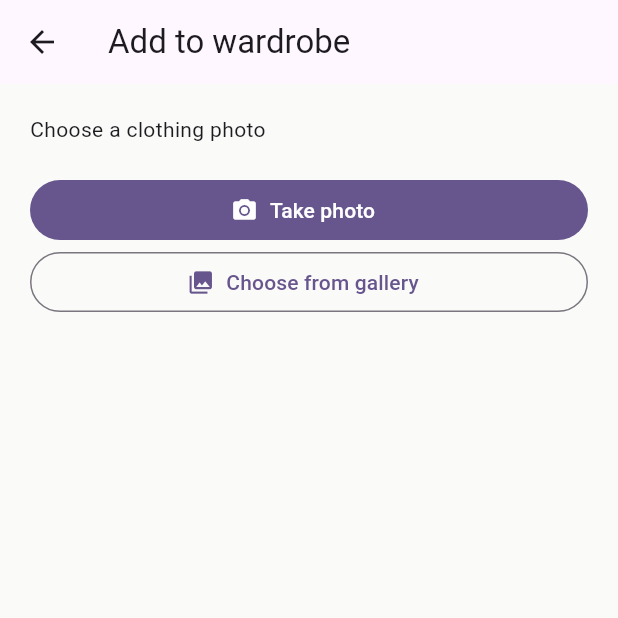
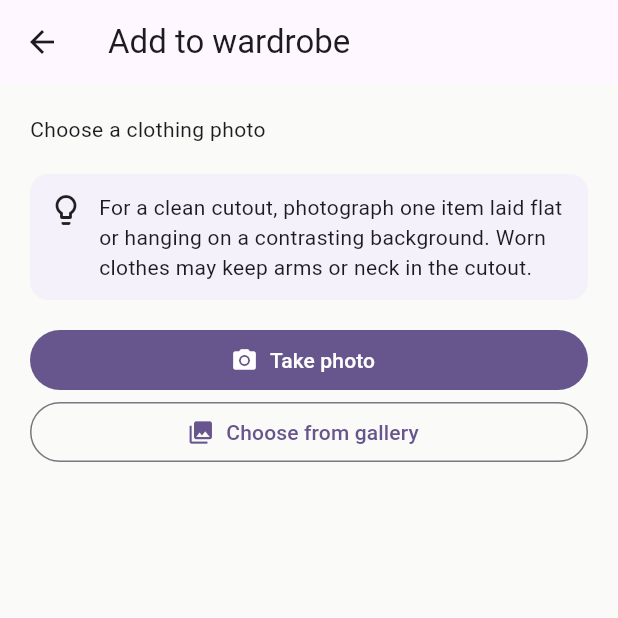
Before and after one commit to AmeyaSingh23/DRIP, a Flutter app: the UploadScreen screen opened directly with empty values, after a tap on "Take photo", on a phone screen of 412 x 824 dp, the top half of it. Run offline on Flutter 3.47's test engine with Material 3 defaults, Android fonts, the phone set to English and light mode, and no system bars; our stand-ins replace dio, flutter_riverpod, flutter_secure_storage, go_router, image_cropper, image_picker and 1 more; missing offline and left inert: a package; accounts and stored records are empty.

Commit message:
Improve wardrobe capture and review

```diff
--- a/flutter/lib/features/wardrobe/domain/clothing_item_draft.dart
+++ b/flutter/lib/features/wardrobe/domain/clothing_item_draft.dart
@@ -10,10 +10,12 @@ class ClothingItemDraft {
     this.isUniform = false,
     this.itemName,
     this.tags = const [],
-    this.confidence = 0,
+    this.aiConfidence = 0,
+    this.userVerified = false,
   });
 
-  factory ClothingItemDraft.fromJson(Map<String, dynamic> json) => ClothingItemDraft(
+  factory ClothingItemDraft.fromJson(Map<String, dynamic> json) =>
+      ClothingItemDraft(
         id: json['id'] as String,
         cloudinaryUrl: json['cloudinary_url'] as String,
         category: json['category'] as String? ?? 'Custom',
@@ -24,7 +26,11 @@ class ClothingItemDraft {
         isUniform: json['is_uniform'] as bool? ?? false,
         itemName: json['item_name'] as String?,
         tags: (json['tags'] as List<dynamic>? ?? const []).cast<String>(),
-        confidence: (json['confidence'] as num?)?.toDouble() ?? 0,
+        aiConfidence:
+            (json['ai_confidence'] as num?)?.toDouble() ??
+            (json['confidence'] as num?)?.toDouble() ??
+            0,
+        userVerified: json['user_verified'] as bool? ?? false,
       );
 
   final String id;
@@ -37,5 +43,6 @@ class ClothingItemDraft {
   final bool isUniform;
   final String? itemName;
   final List<String> tags;
-  final double confidence;
+  final double aiConfidence;
+  final bool userVerified;
 }
--- a/flutter/lib/features/wardrobe/presentation/upload_screen.dart
+++ b/flutter/lib/features/wardrobe/presentation/upload_screen.dart
@@ -11,6 +11,7 @@ import 'package:path_provider/path_provider.dart';
 import '../../../core/network/api_client.dart';
 import '../data/wardrobe_repository.dart';
 import '../domain/clothing_item_draft.dart';
+import 'cutout_editor_screen.dart';
 
 class UploadScreen extends StatefulWidget {
   const UploadScreen({required this.token, super.key});
@@ -39,23 +40,39 @@ class _UploadScreenState extends State<UploadScreen> {
       _status = 'Opening image…';
     });
     try {
-      final picked = await _picker.pickImage(source: source, imageQuality: 92);
+      final picked = await _picker.pickImage(
+        source: source,
+        imageQuality: 95,
+        maxWidth: 1920,
+        maxHeight: 1920,
+      );
       if (picked == null) {
         if (mounted) {
           setState(() => _status = _idleStatus);
         }
         return;
       }
-      final original = File(picked.path);
+      final selectedPhoto = File(picked.path);
+      if (!mounted) return;
+      setState(() => _status = 'Adjust your photo…');
+      final editedPhoto = await Navigator.of(context).push<File>(
+        MaterialPageRoute(
+          builder: (_) => CutoutEditorScreen(image: selectedPhoto),
+        ),
+      );
+      if (editedPhoto == null) {
+        if (mounted) setState(() => _status = _idleStatus);
+        return;
+      }
       if (mounted) setState(() => _status = 'Preparing on-device cutout…');
       await _ensureCutoutModel();
-      final cutout = await _removeBackground(original);
+      final cutout = await _removeBackground(editedPhoto);
       if (mounted) setState(() => _status = 'Optimizing cutout for upload…');
       final uploadCutout = await _prepareCutoutForUpload(cutout);
       if (mounted) {
         setState(() => _status = 'Downscaling the original for Gemini…');
       }
-      final taggingImage = await _downscaleForTagging(original);
+      final taggingImage = await _downscaleForTagging(editedPhoto);
       if (mounted) setState(() => _status = 'Identifying and saving tags…');
       final draft = await _repository.upload(
         cutout: uploadCutout,
@@ -194,8 +211,19 @@ class _UploadScreenState extends State<UploadScreen> {
     final draft = _draft;
     if (draft == null) return;
     final name = TextEditingController(text: draft.itemName ?? '');
-    final category = TextEditingController(text: draft.category);
     final color = TextEditingController(text: draft.color ?? '');
+    const categories = [
+      'Tops',
+      'Bottoms',
+      'Outerwear',
+      'Shoes',
+      'Dresses',
+      'Accessories',
+      'Uniform',
+      'Custom',
+    ];
+    var selectedCategory =
+        categories.contains(draft.category) ? draft.category : 'Custom';
     final result = await showDialog<List<String>>(
       context: context,
       builder:
@@ -215,14 +243,33 @@ class _UploadScreenState extends State<UploadScreen> {
                     ),
                   ),
                   const SizedBox(height: 14),
-                  TextField(
-                    controller: category,
-                    textInputAction: TextInputAction.next,
-                    decoration: const InputDecoration(
-                      labelText: 'Category',
-                      filled: true,
-                      fillColor: Colors.white,
-                    ),
+                  StatefulBuilder(
+                    builder:
+                        (context, setDialogState) =>
+                            DropdownButtonFormField<String>(
+                              initialValue: selectedCategory,
+                              decoration: const InputDecoration(
+                                filled: true,
+                                fillColor: Colors.white,
+                                labelText: 'Category',
+                              ),
+                              items:
+                                  categories
+                                      .map(
+                                        (category) => DropdownMenuItem(
+                                          value: category,
+                                          child: Text(category),
+                                        ),
+                                      )
+                                      .toList(),
+                              onChanged: (value) {
+                                if (value != null) {
+                                  setDialogState(
+                                    () => selectedCategory = value,
+                                  );
+                                }
+                              },
+                            ),
                   ),
                   const SizedBox(height: 14),
                   TextField(
@@ -245,7 +292,7 @@ class _UploadScreenState extends State<UploadScreen> {
                 onPressed:
                     () => Navigator.pop(context, [
                       name.text,
-                      category.text,
+                      selectedCategory,
                       color.text,
                     ]),
                 child: const Text('Save'),
@@ -301,8 +348,13 @@ class _UploadScreenState extends State<UploadScreen> {
               errorBuilder:
                   (_, _, _) => const Icon(Icons.image_not_supported, size: 80),
             ),
-            Text('AI confidence: ${(_draft!.confidence * 100).round()}%'),
-            if (_draft!.confidence < 0.6)
+            Text('AI confidence: ${(_draft!.aiConfidence * 100).round()}%'),
+            if (_draft!.userVerified)
+              const Padding(
+                padding: EdgeInsets.only(top: 8),
+                child: Text('Verified by you'),
+              ),
+            if (!_draft!.userVerified && _draft!.aiConfidence < 0.6)
               const Padding(
                 padding: EdgeInsets.only(top: 8),
                 child: Text(
@@ -315,6 +367,26 @@ class _UploadScreenState extends State<UploadScreen> {
               child: const Text('Review / edit tags'),
             ),
           ] else ...[
+            Container(
+              padding: const EdgeInsets.all(12),
+              decoration: BoxDecoration(
+                color: const Color(0xFFF5F1FA),
+                borderRadius: BorderRadius.circular(12),
+              ),
+              child: const Row(
+                crossAxisAlignment: CrossAxisAlignment.start,
+                children: [
+                  Icon(Icons.lightbulb_outline),
+                  SizedBox(width: 10),
+                  Expanded(
+                    child: Text(
+                      'For a clean cutout, photograph one item laid flat or hanging on a contrasting background. Worn clothes may keep arms or neck in the cutout.',
+                    ),
+                  ),
+                ],
+              ),
+            ),
+            const SizedBox(height: 16),
             FilledButton.icon(
               onPressed: _busy ? null : () => _choose(ImageSource.camera),
               icon: const Icon(Icons.camera_alt),
--- a/flutter/pubspec.yaml
+++ b/flutter/pubspec.yaml
@@ -20,6 +20,7 @@ dependencies:
   native_cutout: ^0.2.0
   path_provider: ^2.1.5
   http_parser: ^4.1.2
+  image_cropper: ^12.2.1
 
 dev_dependencies:
   flutter_test:
```
Also changed, not shown: flutter/lib/features/wardrobe/presentation/cutout_editor_screen.dart (added, +169 -0 lines), flutter/pubspec.lock, 5 other files.
